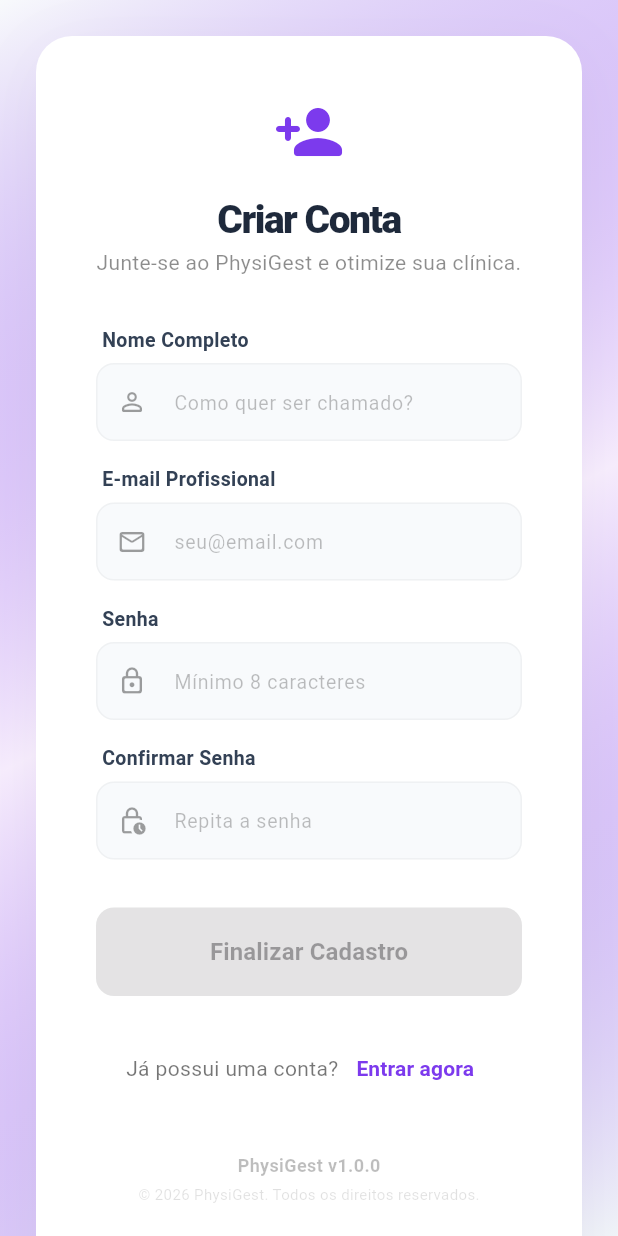
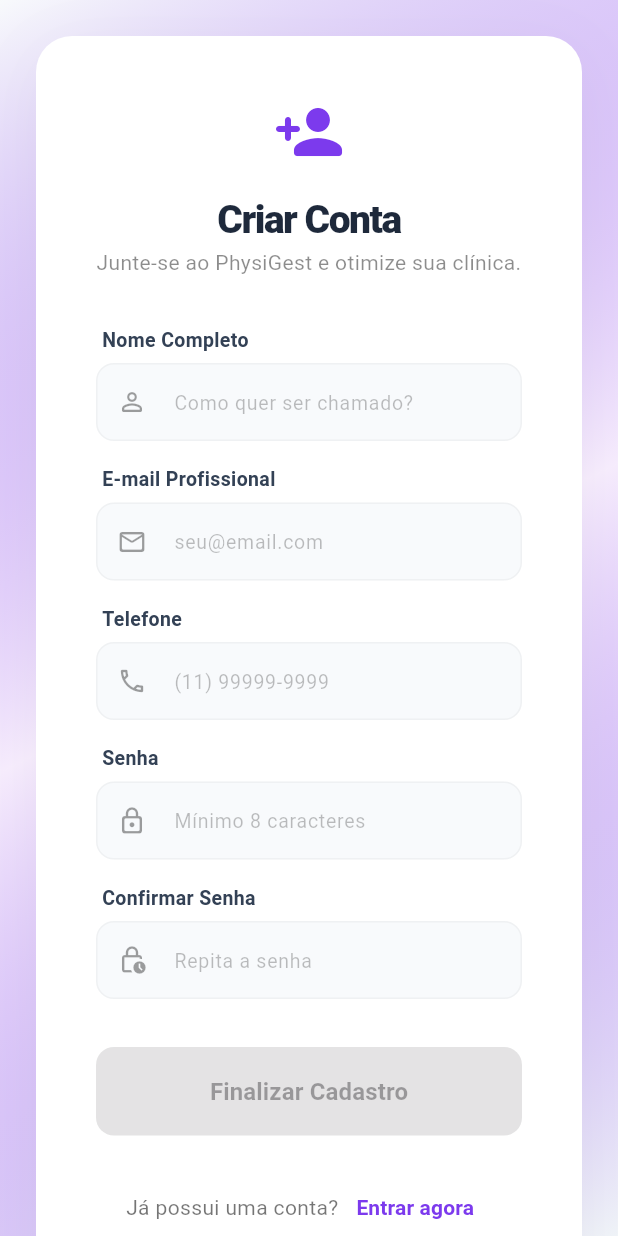
Before and after one commit to ViniciusNeri/PhysiGest, a Flutter app: the SignUpView screen opened directly, on a phone screen of 412 x 824 dp. Run offline on Flutter 3.47's test engine with Material 3 defaults, Android fonts, the phone set to English and light mode, and no system bars; our stand-ins replace bloc, dartz, dio, equatable, file_picker, fl_chart and 11 more; accounts and stored records are empty.

Commit message:
feat: implement patient remote data source and auth infrastructure including login, signup, and scheduling modules.

```diff
--- a/lib/core/constants/app_constants.dart
+++ b/lib/core/constants/app_constants.dart
@@ -1,6 +1,6 @@
 class AppConstants {
-  static const String bookingUrl = "https://physigest.onrender.com/#/agendar";
+  static const String bookingUrl = "https://physiogest-api.cqobsm.easypanel.host/#/agendar";
 
   // Base URL da API para referência caso queira usar em outros lugares
-  static const String apiBaseUrl = 'https://physiogest-api.onrender.com/v1';
+  static const String apiBaseUrl = 'https://physiogest-api.cqobsm.easypanel.host/v1';
 }
--- a/lib/features/auth/domain/repositories/i_auth_repository.dart
+++ b/lib/features/auth/domain/repositories/i_auth_repository.dart
@@ -5,7 +5,7 @@ abstract class IAuthRepository {
   Future<void> forgotPassword(String email);
   Future<void> resetPassword(String token, String password);
   Future<void> logout();
-  Future<AuthUser> signUp(String name, String email, String password);
+  Future<AuthUser> signUp(String name, String email, String password, String phone);
   Future<AuthUser> confirmSignUp(String email, String confirmationCode);
   Future<AuthUser> signInWithGoogle();
   Future<AuthUser> signInWithApple();
--- a/lib/features/auth/presentation/bloc/signup/signup_bloc.dart
+++ b/lib/features/auth/presentation/bloc/signup/signup_bloc.dart
@@ -12,6 +12,7 @@ class SignUpBloc extends Bloc<SignUpEvent, SignUpState> {
   SignUpBloc(this._signUpUseCase) : super(const SignUpState()) {
     on<SignUpNameChanged>(_onNameChanged);
     on<SignUpEmailChanged>(_onEmailChanged);
+    on<SignUpPhoneChanged>(_onPhoneChanged);
     on<SignUpPasswordChanged>(_onPasswordChanged);
     on<SignUpConfirmPasswordChanged>(_onConfirmPasswordChanged);
     on<SignUpSubmitted>(_onSubmitted);
@@ -23,6 +24,10 @@ class SignUpBloc extends Bloc<SignUpEvent, SignUpState> {
 
   void _onEmailChanged(SignUpEmailChanged event, Emitter<SignUpState> emit) {
     emit(state.copyWith(email: event.email, status: SignUpStatus.initial));
+  }
+
+  void _onPhoneChanged(SignUpPhoneChanged event, Emitter<SignUpState> emit) {
+    emit(state.copyWith(phone: event.phone, status: SignUpStatus.initial));
   }
 
   void _onPasswordChanged(
@@ -59,6 +64,7 @@ class SignUpBloc extends Bloc<SignUpEvent, SignUpState> {
         state.name,
         state.email,
         state.password,
+        state.phone,
       );
 
       emit(state.copyWith(status: SignUpStatus.success));
--- a/lib/features/auth/presentation/bloc/signup/signup_event.dart
+++ b/lib/features/auth/presentation/bloc/signup/signup_event.dart
@@ -23,6 +23,14 @@ class SignUpEmailChanged extends SignUpEvent {
   List<Object?> get props => [email];
 }
 
+class SignUpPhoneChanged extends SignUpEvent {
+  final String phone;
+  const SignUpPhoneChanged(this.phone);
+
+  @override
+  List<Object?> get props => [phone];
+}
+
 class SignUpPasswordChanged extends SignUpEvent {
   final String password;
   const SignUpPasswordChanged(this.password);
--- a/lib/features/auth/presentation/bloc/signup/signup_state.dart
+++ b/lib/features/auth/presentation/bloc/signup/signup_state.dart
@@ -5,6 +5,7 @@ enum SignUpStatus { initial, loading, success, failure }
 class SignUpState extends Equatable {
   final String name;
   final String email;
+  final String phone;
   final String password;
   final String confirmPassword;
   final SignUpStatus status;
@@ -13,6 +14,7 @@ class SignUpState extends Equatable {
   const SignUpState({
     this.name = '',
     this.email = '',
+    this.phone = '',
     this.password = '',
     this.confirmPassword = '',
     this.status = SignUpStatus.initial,
@@ -24,12 +26,14 @@ class SignUpState extends Equatable {
   bool get isValid =>
       name.isNotEmpty &&
       email.isNotEmpty &&
+      phone.isNotEmpty &&
       isPasswordValid &&
       doPasswordsMatch;
 
   SignUpState copyWith({
     String? name,
     String? email,
+    String? phone,
     String? password,
     String? confirmPassword,
     SignUpStatus? status,
@@ -38,6 +42,7 @@ class SignUpState extends Equatable {
     return SignUpState(
       name: name ?? this.name,
       email: email ?? this.email,
+      phone: phone ?? this.phone,
       password: password ?? this.password,
       confirmPassword: confirmPassword ?? this.confirmPassword,
       status: status ?? this.status,
@@ -49,6 +54,7 @@ class SignUpState extends Equatable {
   List<Object?> get props => [
     name,
     email,
+    phone,
     password,
     confirmPassword,
     status,
--- a/lib/features/auth/presentation/screens/signup_screen.dart
+++ b/lib/features/auth/presentation/screens/signup_screen.dart
@@ -7,6 +7,7 @@ import 'package:physigest/features/auth/presentation/bloc/signup/signup_bloc.dar
 import 'package:physigest/features/auth/presentation/bloc/signup/signup_event.dart';
 import 'package:physigest/features/auth/presentation/bloc/signup/signup_state.dart';
 import 'package:physigest/core/utils/app_alerts.dart';
+import 'package:physigest/core/utils/mask_formatters.dart';
 
 class SignUpScreen extends StatelessWidget {
   const SignUpScreen({super.key});
@@ -131,6 +132,26 @@ class SignUpView extends StatelessWidget {
                             decoration: _inputDecoration(
                               'seu@email.com',
                               Icons.mail_outline_rounded,
+                            ),
+                          );
+                        },
+                      ),
+                      const SizedBox(height: 16),
+
+                      // TELEFONE
+                      _buildLabel('Telefone'),
+                      BlocBuilder<SignUpBloc, SignUpState>(
+                        buildWhen: (p, c) => p.phone != c.phone,
+                        builder: (context, state) {
+                          return TextField(
+                            onChanged: (v) => context.read<SignUpBloc>().add(
+                              SignUpPhoneChanged(v),
+                            ),
+                            keyboardType: TextInputType.phone,
+                            inputFormatters: [PhoneInputFormatter()],
+                            decoration: _inputDecoration(
+                              '(11) 99999-9999',
+                              Icons.phone_outlined,
                             ),
                           );
                         },
--- a/lib/features/patients/data/datasources/patient_remote_datasource.dart
+++ b/lib/features/patients/data/datasources/patient_remote_datasource.dart
@@ -10,6 +10,7 @@ import '../models/patient_financial_model.dart';
 import '../models/patient_activity_model.dart';
 import '../models/patient_attachment_model.dart';
 import 'package:physigest/core/storage/local_storage.dart';
+import 'package:physigest/core/utils/mask_formatters.dart';
 
 abstract class IPatientRemoteDataSource {
   Future<List<PatientModel>> getPatients();
@@ -72,7 +73,7 @@ class PatientRemoteDataSource implements IPatientRemoteDataSource {
         id: patient.id,
         name: patient.name,
         email: patient.email,
-        phone: patient.phone,
+        phone: formatPhoneForApi(patient.phone),
         birthDate: patient.birthDate,
         gender: patient.gender,
         profession: patient.profession,
@@ -105,7 +106,7 @@ class PatientRemoteDataSource implements IPatientRemoteDataSource {
         id: patient.id,
         name: patient.name,
         email: patient.email,
-        phone: patient.phone,
+        phone: formatPhoneForApi(patient.phone),
         birthDate: patient.birthDate,
         gender: patient.gender,
         profession: patient.profession,
--- a/lib/features/schedule/data/datasources/schedule_remote_datasource.dart
+++ b/lib/features/schedule/data/datasources/schedule_remote_datasource.dart
@@ -135,7 +135,7 @@ class ScheduleRemoteDataSource implements IScheduleRemoteDataSource {
             return true; // fallback active
           })
           .map((e) => {
-            'id': e['_id']?.toString() ?? e['id']?.toString() ?? '',
+            'id': e['id']?.toString() ?? e['_id']?.toString() ?? '',
             'name': e['name']?.toString() ?? '',
           })
           .toList();
```
Also changed, not shown: lib/core/utils/mask_formatters.dart (added, +71 -0 lines), lib/features/auth/data/datasources/auth_remote_datasource.dart (+9 -2 lines), lib/features/auth/data/repositories/auth_repository_impl.dart (+7 -2 lines), lib/features/auth/domain/usecases/login_usecase.dart (+7 -2 lines), lib/features/patients/presentation/widgets/edit_patient_dialog.dart (+1 -57 lines), lib/features/schedule/presentation/bloc/schedule_bloc.dart (+4 -9 lines).
